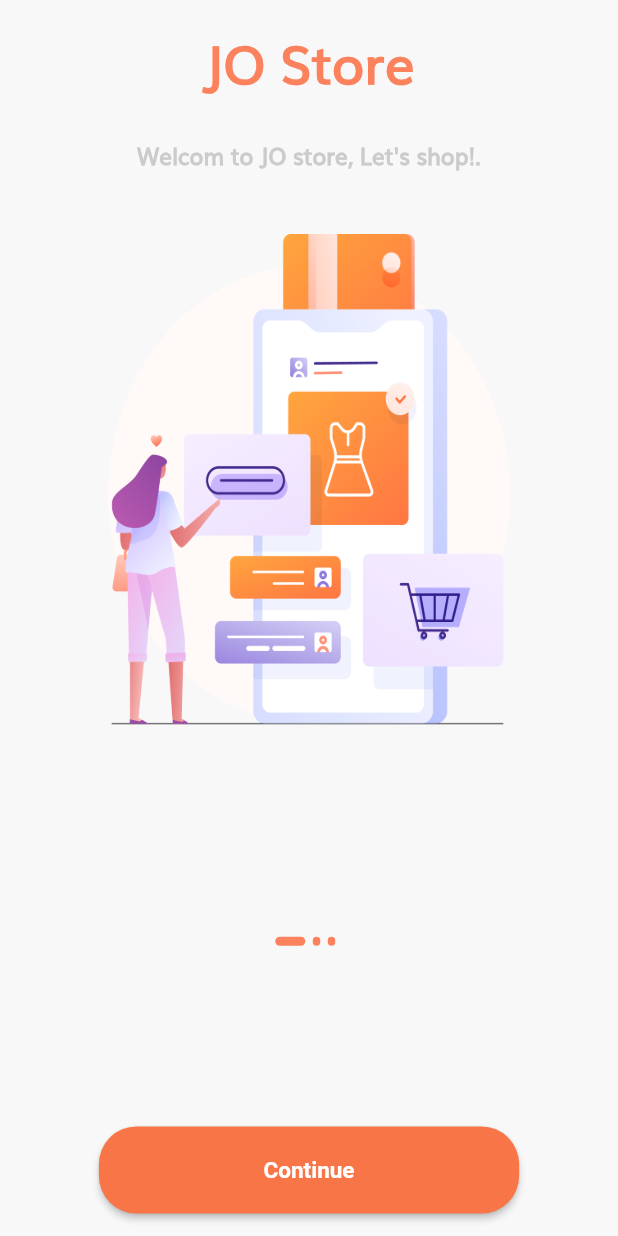
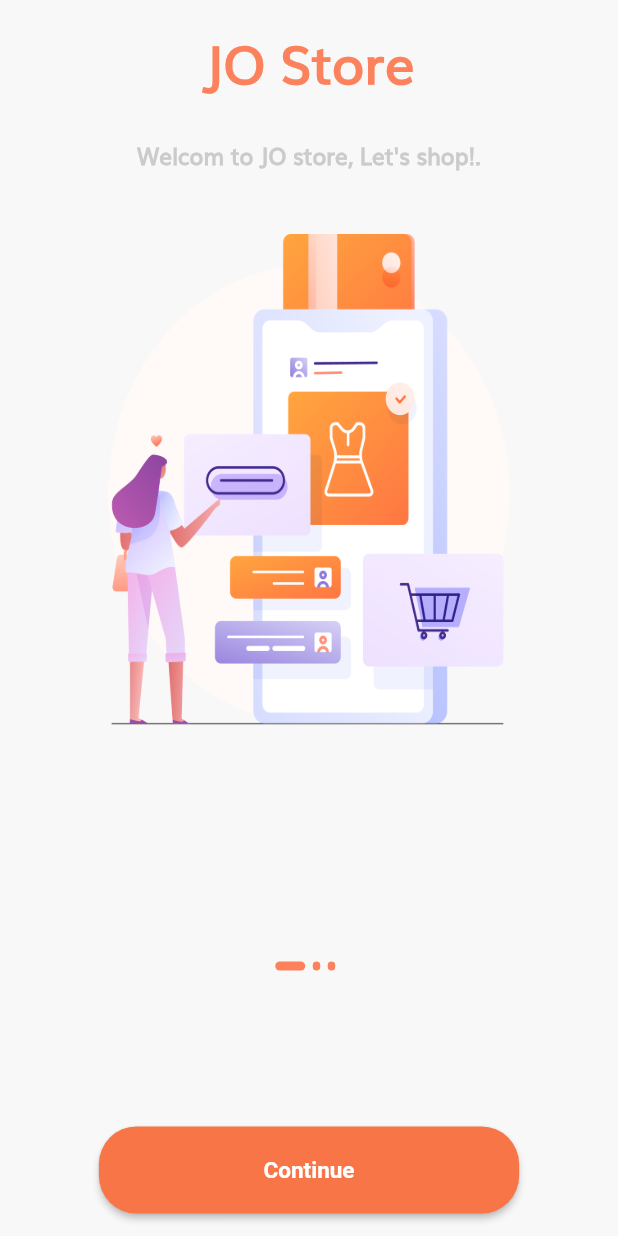
Before and after one commit to mhamad-ibrahem/E-comerce, a Flutter app: the screen it shows after launch, on a phone screen of 412 x 824 dp. Run offline on Flutter 3.47's test engine with Material 2 defaults, Android fonts, the phone set to English and light mode, and no system bars; our stand-ins replace cached_network_image, dartz, firebase_core, firebase_messaging, flutter_cache_manager, flutter_otp_text_field and 4 more; accounts and stored records are empty.

Commit message:
fix issue

```diff
--- a/lib/view/Screens/OnBoarding/onBoardingPage.dart
+++ b/lib/view/Screens/OnBoarding/onBoardingPage.dart
@@ -35,7 +35,7 @@ class OnBording extends GetView<OnBordingImplement> {
               ),
               const SizedBox(height: 25),
               SizedBox(
-                height:  AppSize.screenHight *0.5,
+                height:  AppSize.screenHight *0.54,
                 child: PageView.builder(
                   onPageChanged: (index) {
                     _controller.onPageChanged(index);
```
